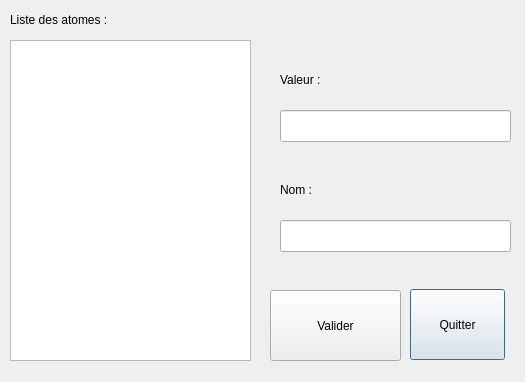
Clem225/LO21-Projet, file CodeSource/GUI/varedit.ui: the form before one commit.
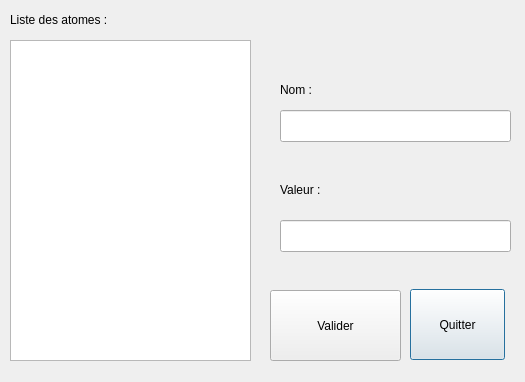
The form after the commit.

```diff
--- a/CodeSource/GUI/varedit.ui
+++ b/CodeSource/GUI/varedit.ui
@@ -43,7 +43,7 @@
    <property name="geometry">
     <rect>
      <x>280</x>
-     <y>70</y>
+     <y>180</y>
      <width>66</width>
      <height>20</height>
     </rect>
@@ -56,7 +56,7 @@
    <property name="geometry">
     <rect>
      <x>280</x>
-     <y>180</y>
+     <y>80</y>
      <width>66</width>
      <height>20</height>
     </rect>
```
Left out of the diff: 6 changed lines with no effect on the pictures.
